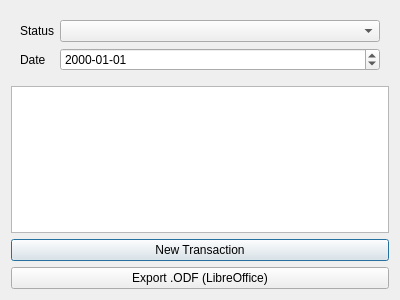
The window that Widgets/BillEditorDialog.ui (asynts/QtAccounting) describes before a commit, drawn with Qt 5.
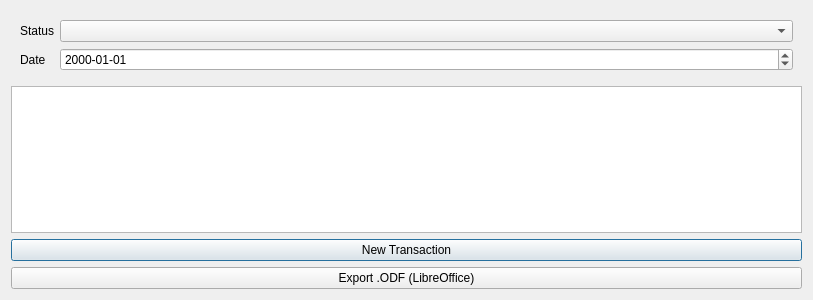
The same window after the commit.

```diff
--- a/Widgets/BillEditorDialog.ui
+++ b/Widgets/BillEditorDialog.ui
@@ -6,7 +6,7 @@
    <rect>
     <x>0</x>
     <y>0</y>
-    <width>400</width>
+    <width>813</width>
     <height>300</height>
    </rect>
   </property>
```
